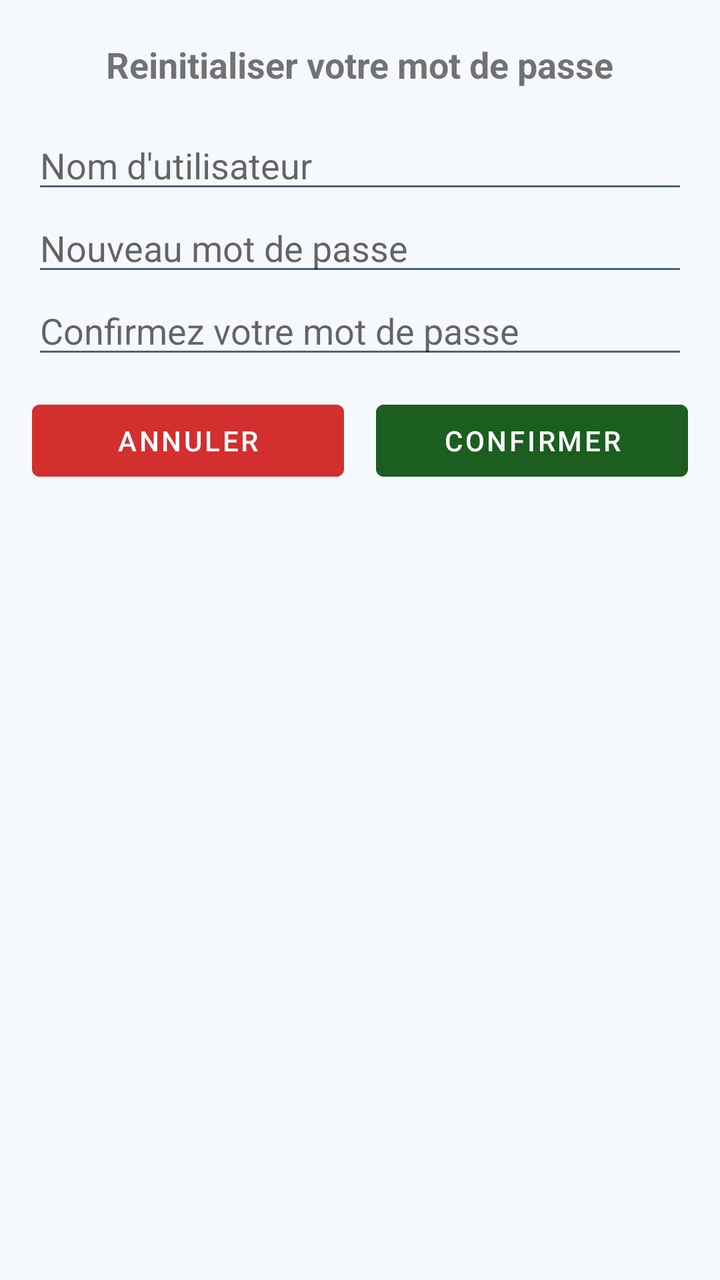
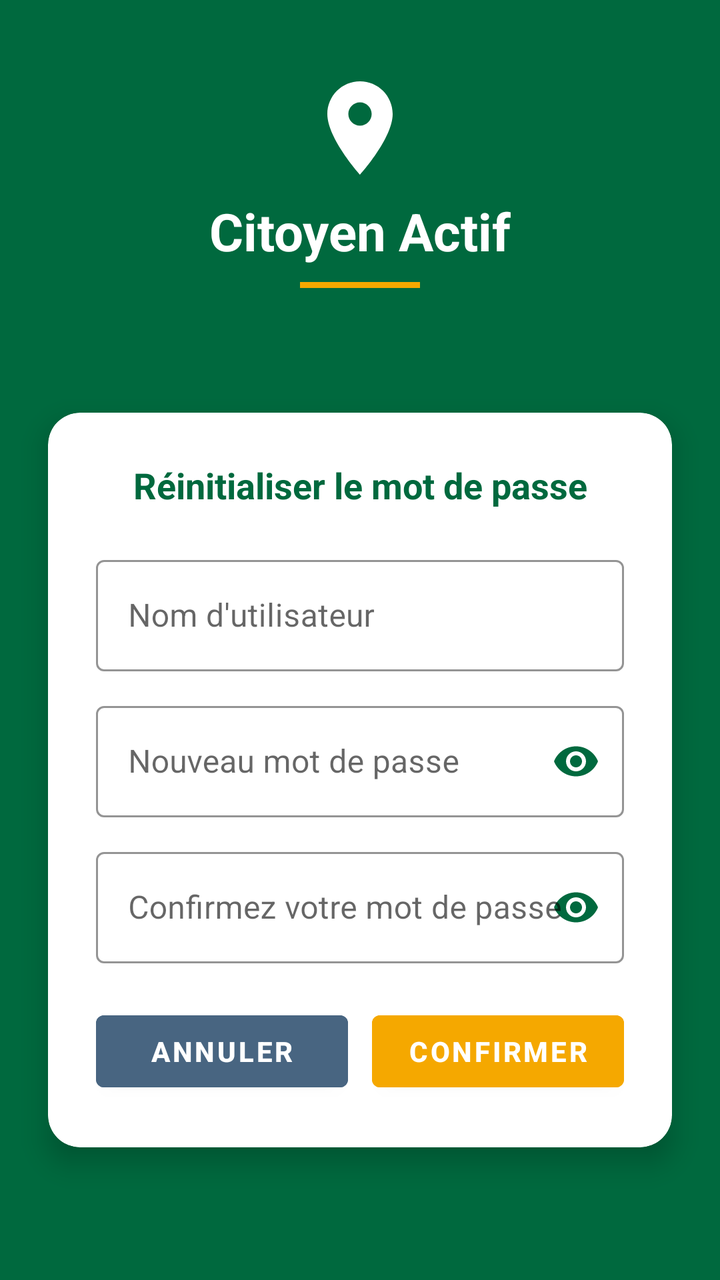

Before-and-after screenshots of an Android layout around one commit, followed by the original layout XML and the change that was made.
<!-- AndroidManifest.xml: application theme Theme.CitoyenActif.NoActionBar -->
<!-- res/layout/reset_password_frag.xml -->
<?xml version="1.0" encoding="utf-8"?>
<layout xmlns:app="http://schemas.android.com/apk/res-auto">
    <androidx.constraintlayout.widget.ConstraintLayout xmlns:android="http://schemas.android.com/apk/res/android"
        android:layout_width="match_parent"
        android:layout_height="match_parent" android:id="@+id/reset_password_frag"
        android:layout_margin="10dp">

        
        <TextView
            android:layout_width="wrap_content"
            android:layout_height="wrap_content"
            android:id="@+id/titre"
            android:text="Reinitialiser votre mot de passe"
            android:textStyle="bold"
            android:textSize="18dp"
            app:layout_constraintTop_toTopOf="parent"
            app:layout_constraintStart_toStartOf="parent"
            app:layout_constraintEnd_toEndOf="parent"
            android:layout_marginTop="20dp"/>

        
        <androidx.cardview.widget.CardView
            android:layout_width="0dp"
            android:layout_height="wrap_content"
            android:id="@+id/form_card"
            app:layout_constraintStart_toStartOf="parent"
            app:layout_constraintEnd_toEndOf="parent"
            app:layout_constraintTop_toBottomOf="@id/titre"
            android:layout_marginTop="20dp"
            app:cardCornerRadius="12dp"
            android:elevation="8dp"/>

        
        <LinearLayout
            android:layout_width="match_parent"
            android:layout_height="wrap_content"
            android:id="@+id/form_text_field"
            android:orientation="vertical"
            app:layout_constraintStart_toStartOf="parent"
            app:layout_constraintEnd_toEndOf="parent"
            app:layout_constraintTop_toBottomOf="@id/titre"
            android:padding="16dp">

            
            <EditText
                android:layout_width="match_parent"
                android:layout_height="wrap_content"
                android:hint="Nom d'utilisateur"
                android:id="@+id/username"/>

            
            <EditText
                android:layout_width="match_parent"
                android:layout_height="wrap_content"
                android:hint="Nouveau mot de passe"
                android:id="@+id/password"/>

            
            <EditText
                android:layout_width="match_parent"
                android:layout_height="wrap_content"
                android:hint="Confirmez votre mot de passe"
                android:id="@+id/confirm_password"/>

            
            <LinearLayout
                android:layout_width="match_parent"
                android:layout_height="wrap_content"
                android:orientation="horizontal"
                android:layout_marginTop="12dp">

                
                <Button
                    android:id="@+id/cancel_button"
                    android:layout_width="0dp"
                    android:layout_weight="1"
                    android:layout_height="wrap_content"
                    android:text="ANNULER"
                    android:backgroundTint="#D32F2F"/>

                
                <Space
                    android:layout_width="16dp"
                    android:layout_height="wrap_content"/>

                
                <Button
                    android:id="@+id/confirm_button"
                    android:layout_width="0dp"
                    android:layout_weight="1"
                    android:layout_height="wrap_content"
                    android:text="CONFIRMER"
                    android:backgroundTint="#1B5E20"/>

            </LinearLayout>

        </LinearLayout>

    </androidx.constraintlayout.widget.ConstraintLayout>
</layout>
<!-- resources referenced by this layout -->
<resources>
  <style name="Theme.CitoyenActif.NoActionBar" parent="Theme.MaterialComponents.DayNight.NoActionBar">
  
          
          <item name="colorPrimary">@color/sky_blue</item>
          <item name="colorPrimaryVariant">@color/sky_blue_dark</item>
          <item name="colorSecondary">@color/accent_teal</item>
  
          
          <item name="android:windowBackground">@color/app_background</item>
  
          
          <item name="android:textColorPrimary">@color/text_primary</item>
          <item name="android:textColorSecondary">@color/text_secondary</item>
  
          
          <item name="android:statusBarColor">@color/sky_blue_dark</item>
      </style>
  <color name="sky_blue">#4FC3F7</color>
  <color name="sky_blue_dark">#0288D1</color>
  <color name="accent_teal">#26C6DA</color>
  <color name="app_background">#F6F9FC</color>
  <color name="text_primary">#102A43</color>
  <color name="text_secondary">#486581</color>
</resources>

<!-- the commit's change to res/layout/reset_password_frag.xml (unified diff, before → after) -->
@@ -1,100 +1,183 @@
 <?xml version="1.0" encoding="utf-8"?>
-<layout xmlns:app="http://schemas.android.com/apk/res-auto">
-    <androidx.constraintlayout.widget.ConstraintLayout xmlns:android="http://schemas.android.com/apk/res/android"
+<layout xmlns:android="http://schemas.android.com/apk/res/android"
+    xmlns:app="http://schemas.android.com/apk/res-auto">
+
+    <data />
+
+    
+    <ScrollView
+        android:id="@+id/reset_password_frag"
         android:layout_width="match_parent"
-        android:layout_height="match_parent" android:id="@+id/reset_password_frag"
-        android:layout_margin="10dp">
+        android:layout_height="match_parent"
+        android:background="@color/uqtr_green"
+        android:fillViewport="true">
 
-        
-        <TextView
-            android:layout_width="wrap_content"
-            android:layout_height="wrap_content"
-            android:id="@+id/titre"
-            android:text="Reinitialiser votre mot de passe"
-            android:textStyle="bold"
-            android:textSize="18dp"
-            app:layout_constraintTop_toTopOf="parent"
-            app:layout_constraintStart_toStartOf="parent"
-            app:layout_constraintEnd_toEndOf="parent"
-            android:layout_marginTop="20dp"/>
-
-        
-        <androidx.cardview.widget.CardView
-            android:layout_width="0dp"
-            android:layout_height="wrap_content"
-            android:id="@+id/form_card"
-            app:layout_constraintStart_toStartOf="parent"
-            app:layout_constraintEnd_toEndOf="parent"
-            app:layout_constraintTop_toBottomOf="@id/titre"
-            android:layout_marginTop="20dp"
-            app:cardCornerRadius="12dp"
-            android:elevation="8dp"/>
-
-        
-        <LinearLayout
+        <androidx.constraintlayout.widget.ConstraintLayout
             android:layout_width="match_parent"
-            android:layout_height="wrap_content"
-            android:id="@+id/form_text_field"
-            android:orientation="vertical"
-            app:layout_constraintStart_toStartOf="parent"
-            app:layout_constraintEnd_toEndOf="parent"
-            app:layout_constraintTop_toBottomOf="@id/titre"
-            android:padding="16dp">
+            android:layout_height="wrap_content">
 
             
-            <EditText
-                android:layout_width="match_parent"
-                android:layout_height="wrap_content"
-                android:hint="Nom d'utilisateur"
-                android:id="@+id/username"/>
+            <ImageView
+                android:id="@+id/ivLocationPin"
+                android:layout_width="56dp"
+                android:layout_height="56dp"
+                android:src="@drawable/ic_location_pin"
+                android:layout_marginTop="36dp"
+                android:contentDescription="Icône localisation"
+                app:layout_constraintTop_toTopOf="parent"
+                app:layout_constraintStart_toStartOf="parent"
+                app:layout_constraintEnd_toEndOf="parent" />
 
             
-            <EditText
-                android:layout_width="match_parent"
+            <TextView
+                android:id="@+id/tvAppTitle"
+                android:layout_width="wrap_content"
                 android:layout_height="wrap_content"
-                android:hint="Nouveau mot de passe"
-                android:id="@+id/password"/>
+                android:text="Citoyen Actif"
+                android:textColor="@color/uqtr_white"
+                android:textSize="26sp"
+                android:textStyle="bold"
+                android:layout_marginTop="6dp"
+                app:layout_constraintTop_toBottomOf="@id/ivLocationPin"
+                app:layout_constraintStart_toStartOf="parent"
+                app:layout_constraintEnd_toEndOf="parent" />
 
             
-            <EditText
-                android:layout_width="match_parent"
-                android:layout_height="wrap_content"
-                android:hint="Confirmez votre mot de passe"
-                android:id="@+id/confirm_password"/>
+            <View
+                android:id="@+id/dividerGold"
+                android:layout_width="60dp"
+                android:layout_height="3dp"
+                android:background="@color/uqtr_gold"
+                android:layout_marginTop="8dp"
+                app:layout_constraintTop_toBottomOf="@id/tvAppTitle"
+                app:layout_constraintStart_toStartOf="parent"
+                app:layout_constraintEnd_toEndOf="parent" />
 
             
-            <LinearLayout
-                android:layout_width="match_parent"
+            <androidx.cardview.widget.CardView
+                android:id="@+id/cardReset"
+                android:layout_width="0dp"
                 android:layout_height="wrap_content"
-                android:orientation="horizontal"
-                android:layout_marginTop="12dp">
+                android:layout_marginTop="20dp"
+                android:layout_marginStart="24dp"
+                android:layout_marginEnd="24dp"
+                android:layout_marginBottom="24dp"
+                app:cardBackgroundColor="@color/uqtr_white"
+                app:cardCornerRadius="16dp"
+                app:cardElevation="8dp"
+                app:layout_constraintTop_toBottomOf="@id/dividerGold"
+                app:layout_constraintStart_toStartOf="parent"
+                app:layout_constraintEnd_toEndOf="parent"
+                app:layout_constraintBottom_toBottomOf="parent">
 
-                
-                <Button
-                    android:id="@+id/cancel_button"
-                    android:layout_width="0dp"
-                    android:layout_weight="1"
+                <LinearLayout
+                    android:layout_width="match_parent"
                     android:layout_height="wrap_content"
-                    android:text="ANNULER"
-                    android:backgroundTint="#D32F2F"/>
+                    android:orientation="vertical"
+                    android:padding="24dp">
 
-                
-                <Space
-                    android:layout_width="16dp"
-                    android:layout_height="wrap_content"/>
+                    
+                    <TextView
+                        android:id="@+id/titre"
+                        android:layout_width="match_parent"
+                        android:layout_height="wrap_content"
+                        android:text="Réinitialiser le mot de passe"
+                        android:textColor="@color/uqtr_green"
+                        android:textSize="18sp"
+                        android:textStyle="bold"
+                        android:gravity="center"
+                        android:layout_marginBottom="20dp" />
 
-                
-                <Button
-                    android:id="@+id/confirm_button"
-                    android:layout_width="0dp"
-                    android:layout_weight="1"
-                    android:layout_height="wrap_content"
-                    android:text="CONFIRMER"
-                    android:backgroundTint="#1B5E20"/>
+                    
+                    <com.google.android.material.textfield.TextInputLayout
+                        style="@style/Widget.MaterialComponents.TextInputLayout.OutlinedBox"
+                        android:layout_width="match_parent"
+                        android:layout_height="wrap_content"
+                        android:hint="Nom d'utilisateur"
+                        app:boxStrokeColor="@color/uqtr_green"
+                        app:hintTextColor="@color/uqtr_green">
 
-            </LinearLayout>
+                        <com.google.android.material.textfield.TextInputEditText
+                            android:id="@+id/username"
+                            android:layout_width="match_parent"
+                            android:layout_height="wrap_content"
+                            android:inputType="text" />
+                    </com.google.android.material.textfield.TextInputLayout>
 
-        </LinearLayout>
+                    
+                    <com.google.android.material.textfield.TextInputLayout
+                        style="@style/Widget.MaterialComponents.TextInputLayout.OutlinedBox"
+                        android:layout_width="match_parent"
+                        android:layout_height="wrap_content"
+                        android:hint="Nouveau mot de passe"
+                        android:layout_marginTop="12dp"
+                        app:boxStrokeColor="@color/uqtr_green"
+                        app:hintTextColor="@color/uqtr_green"
+                        app:endIconMode="password_toggle"
+                        app:endIconTint="@color/uqtr_green">
 
-    </androidx.constraintlayout.widget.ConstraintLayout>
+                        <com.google.android.material.textfield.TextInputEditText
+                            android:id="@+id/password"
+                            android:layout_width="match_parent"
+                            android:layout_height="wrap_content"
+                            android:inputType="textPassword" />
+                    </com.google.android.material.textfield.TextInputLayout>
+
+                    
+                    <com.google.android.material.textfield.TextInputLayout
+                        style="@style/Widget.MaterialComponents.TextInputLayout.OutlinedBox"
+                        android:layout_width="match_parent"
+                        android:layout_height="wrap_content"
+                        android:hint="Confirmez votre mot de passe"
+                        android:layout_marginTop="12dp"
+                        app:boxStrokeColor="@color/uqtr_green"
+                        app:hintTextColor="@color/uqtr_green"
+                        app:endIconMode="password_toggle"
+                        app:endIconTint="@color/uqtr_green">
+
+                        <com.google.android.material.textfield.TextInputEditText
+                            android:id="@+id/confirm_password"
+                            android:layout_width="match_parent"
+                            android:layout_height="wrap_content"
+                            android:inputType="textPassword" />
+                    </com.google.android.material.textfield.TextInputLayout>
+
+                    
+                    <LinearLayout
+                        android:layout_width="match_parent"
+                        android:layout_height="wrap_content"
+                        android:orientation="horizontal"
+                        android:layout_marginTop="20dp">
+
+                        <Button
+                            android:id="@+id/cancel_button"
+                            android:layout_width="0dp"
+                            android:layout_weight="1"
+                            android:layout_height="48dp"
+                            android:text="ANNULER"
+                            android:textColor="@color/uqtr_white"
+                            android:textStyle="bold"
+                            android:backgroundTint="@color/text_secondary" />
+
+                        <Space
+                            android:layout_width="12dp"
+                            android:layout_height="wrap_content" />
+
+                        <Button
+                            android:id="@+id/confirm_button"
+                            android:layout_width="0dp"
+                            android:layout_weight="1"
+                            android:layout_height="48dp"
+                            android:text="CONFIRMER"
+                            android:textColor="@color/uqtr_white"
+                            android:textStyle="bold"
+                            android:backgroundTint="@color/uqtr_gold" />
+
+                    </LinearLayout>
+
+                </LinearLayout>
+            </androidx.cardview.widget.CardView>
+
+        </androidx.constraintlayout.widget.ConstraintLayout>
+    </ScrollView>
 </layout>
<!-- resource entries referenced after the edit -->
@@ -3,25 +3,42 @@
   <style name="Theme.CitoyenActif.NoActionBar" parent="Theme.MaterialComponents.DayNight.NoActionBar">
   
           
-          <item name="colorPrimary">@color/sky_blue</item>
-          <item name="colorPrimaryVariant">@color/sky_blue_dark</item>
-          <item name="colorSecondary">@color/accent_teal</item>
+          <item name="colorPrimary">@color/uqtr_green</item>
+          <item name="colorPrimaryVariant">@color/uqtr_green_dark</item>
+          <item name="colorOnPrimary">@color/uqtr_white</item>
+          <item name="colorSecondary">@color/uqtr_gold</item>
+          <item name="colorSecondaryVariant">@color/uqtr_gold_dark</item>
+          <item name="colorOnSecondary">@color/uqtr_white</item>
   
           
-          <item name="android:windowBackground">@color/app_background</item>
+          <item name="android:windowBackground">@color/uqtr_green</item>
   
           
           <item name="android:textColorPrimary">@color/text_primary</item>
           <item name="android:textColorSecondary">@color/text_secondary</item>
   
           
-          <item name="android:statusBarColor">@color/sky_blue_dark</item>
+          <item name="android:statusBarColor">@color/uqtr_green_dark</item>
       </style>
-  <color name="sky_blue">#4FC3F7</color>
-  <color name="sky_blue_dark">#0288D1</color>
-  <color name="accent_teal">#26C6DA</color>
-  <color name="app_background">#F6F9FC</color>
+  <color name="uqtr_green_dark">#004D2C</color>
+  <color name="uqtr_gold_dark">#D48F00</color>
   <color name="text_primary">#102A43</color>
   <color name="text_secondary">#486581</color>
+  <color name="uqtr_gold">#F5A800</color>
+  <color name="uqtr_green">#00693E</color>
+  <color name="uqtr_white">#FFFFFF</color>
+  <!-- drawable ic_location_pin (drawable) -->
+  <?xml version="1.0" encoding="utf-8"?>
+  <vector xmlns:android="http://schemas.android.com/apk/res/android"
+      android:width="72dp"
+      android:height="72dp"
+      android:viewportWidth="24"
+      android:viewportHeight="24">
+  
+      <path
+          android:fillColor="#FFFFFF"
+          android:pathData="M12,2C8.13,2 5,5.13 5,9c0,5.25 7,13 7,13s7,-7.75 7,-13c0,-3.87 -3.13,-7 -7,-7zM12,11.5c-1.38,0 -2.5,-1.12 -2.5,-2.5s1.12,-2.5 2.5,-2.5 2.5,1.12 2.5,2.5 -1.12,2.5 -2.5,2.5z"/>
+  
+  </vector>
 </resources>
 
